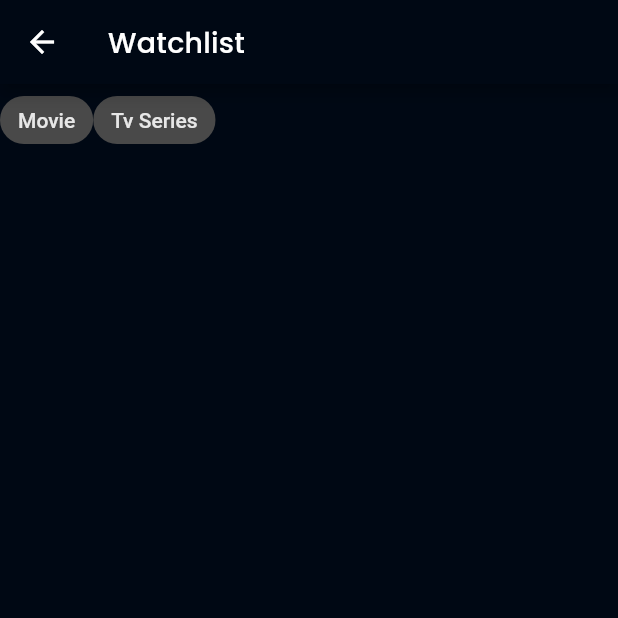
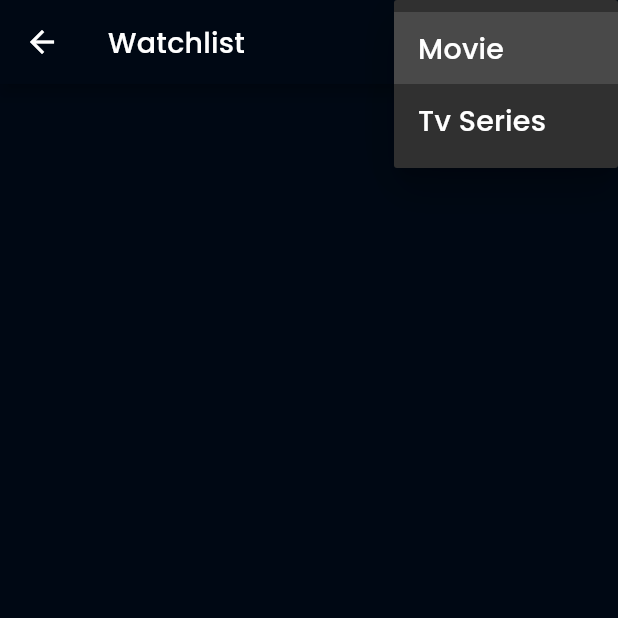
Before and after one commit to MissterMan/movie-app, a Flutter app: the WatchlistMoviesPage screen opened by its route, after a tap on "Movie", on a phone screen of 412 x 824 dp, the top half of it. Run offline on Flutter 3.47's test engine with Material 2 defaults, Android fonts, the phone set to English and light mode, and no system bars; our stand-ins replace cached_network_image, dartz, data_connection_checker, equatable, flutter_rating_bar, get_it and 2 more; accounts and stored records are empty; network calls fail.

Commit message:
new file:   coverage/lcov.info 	modified:   lib/data/datasources/tv_remote_data_source.dart 	modified:   lib/data/models/tv_model.dart 	modified:   lib/domain/entities/tv.dart 	modified:   lib/presentation/pages/search_page.dart 	modified:   lib/presentation/pages/watchlist_movies_page.dart 	modified:   pubspec.lock 	modified:   pubspec.yaml 	modified:   test/data/datasources/tv_local_data_source_test.dart 	modified:   test/data/datasources/tv_remote_data_source_test.dart 	modified:   test/data/repositories/tv_repository_impl_test.dart 	modified:   test/dummy_data/tv_dummy_object.dart 	modified:   test/presentation/provider/tv/tv_list_notifier_test.dart 	modified:   test/presentation/provider/tv/tv_search_notifier_test.dart

```diff
--- a/lib/data/datasources/tv_remote_data_source.dart
+++ b/lib/data/datasources/tv_remote_data_source.dart
@@ -83,8 +83,8 @@ class TvRemoteDataSourceImpl extends TvRemoteDataSource {
 
   @override
   Future<List<TvSeriesModel>> searchTvSeries(String query) async {
-    final response =
-        await client.get(Uri.parse('$BASE_URL/search/tv?$API_KEY&$query'));
+    final response = await client
+        .get(Uri.parse('$BASE_URL/search/tv?$API_KEY&query=$query'));
 
     if (response.statusCode == 200) {
       return TvSeriesResponse.fromJson(jsonDecode(response.body)).tvList;
--- a/lib/domain/entities/tv.dart
+++ b/lib/domain/entities/tv.dart
@@ -3,7 +3,6 @@ import 'package:equatable/equatable.dart';
 class TvSeries extends Equatable {
   TvSeries({
     required this.backdropPath,
-    required this.firstAirDate,
     required this.genreIds,
     required this.id,
     required this.name,
@@ -24,7 +23,6 @@ class TvSeries extends Equatable {
   });
 
   String? backdropPath;
-  DateTime? firstAirDate;
   List<int>? genreIds;
   int id;
   String? name;
@@ -38,7 +36,6 @@ class TvSeries extends Equatable {
 
   @override
   List<Object?> get props => [
-        firstAirDate,
         backdropPath,
         genreIds,
         id,
--- a/lib/presentation/pages/search_page.dart
+++ b/lib/presentation/pages/search_page.dart
@@ -14,7 +14,7 @@ class SearchPage extends StatefulWidget {
 }
 
 class _SearchPageState extends State<SearchPage> {
-  String _indexValue = '';
+  String _indexValue = 'Movie';
   List<String> _pageList = ['Movie', 'Tv Series'];
 
   @override
--- a/lib/presentation/pages/watchlist_movies_page.dart
+++ b/lib/presentation/pages/watchlist_movies_page.dart
@@ -5,6 +5,8 @@ import 'package:ditonton/presentation/provider/watchlist_movie_notifier.dart';
 import 'package:ditonton/presentation/widgets/movie_card_list.dart';
 import 'package:flutter/material.dart';
 import 'package:provider/provider.dart';
+
+import '../../common/constants.dart';
 
 class WatchlistMoviesPage extends StatefulWidget {
   static const ROUTE_NAME = '/watchlist-movie';
@@ -15,8 +17,8 @@ class WatchlistMoviesPage extends StatefulWidget {
 
 class _WatchlistMoviesPageState extends State<WatchlistMoviesPage>
     with RouteAware {
-  bool _selected = false;
-  int _pageIndex = 0;
+  String _indexValue = 'Movie';
+  List<String> _pageList = ['Movie', 'Tv Series'];
 
   @override
   void initState() {
@@ -42,32 +44,35 @@ class _WatchlistMoviesPageState extends State<WatchlistMoviesPage>
     return Scaffold(
       appBar: AppBar(
         title: Text('Watchlist'),
+        actions: [
+          Padding(
+            padding: const EdgeInsets.only(right: 12.0),
+            child: DropdownButtonHideUnderline(
+              child: DropdownButton(
+                icon: const Icon(Icons.arrow_downward),
+                value: _indexValue,
+                elevation: 16,
+                style: TextStyle(color: Colors.white),
+                items: _pageList
+                    .map((valueItem) => DropdownMenuItem(
+                          child: Text(
+                            valueItem,
+                            style: kHeading6,
                           ),
-      body: Column(
-        children: [
-          Row(
-            children: [
-              ChoiceChip(
-                label: Text('Movie'),
-                selected: _selected,
-                onSelected: (_selected) {
+                          value: valueItem,
+                        ))
+                    .toList(),
+                onChanged: (String? val) {
                   setState(() {
-                    _pageIndex = 0;
+                    _indexValue = val!;
                   });
                 },
               ),
-              ChoiceChip(
-                label: Text('Tv Series'),
-                selected: _selected,
-                onSelected: (_selected) {
-                  setState(() {
-                    _pageIndex = 1;
-                  });
-                },
+            ),
           ),
         ],
       ),
-          _pageIndex == 0
+      body: _indexValue == 'Movie'
           ? Padding(
               padding: const EdgeInsets.all(8.0),
               child: Consumer<WatchlistMovieNotifier>(
@@ -96,8 +101,6 @@ class _WatchlistMoviesPageState extends State<WatchlistMoviesPage>
               ),
             )
           : WatchlistTvPage(),
-        ],
-      ),
     );
   }
 
--- a/pubspec.yaml
+++ b/pubspec.yaml
@@ -37,6 +37,7 @@ dependencies:
   get_it: ^7.1.3
   sqflite: ^2.0.0+3
   path_provider: ^2.0.2
+  test_cov_console: ^0.2.2
   data_connection_checker:
     git:
       url: https://github.com/chornthorn/data_connection_checker.git
```
Also changed, not shown: lib/data/models/tv_model.dart (+0 -7 lines), pubspec.lock, 6 other files. Lines whose indentation alone changed are shown as unchanged.
